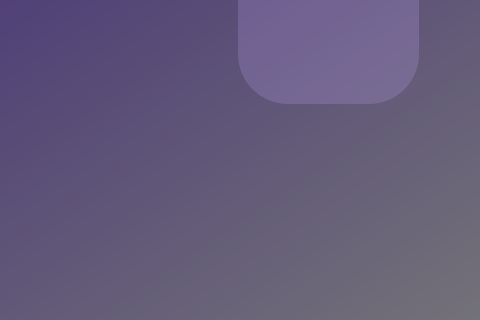
Before: the Qt Designer form cluster_qt/google.ui in Biancaa-R/Defect-analysis-of-automotive-infotainment-system-and-intelligent-rain-predictive-sunroof, drawn with Qt 5; both pictures show x 772 to 1252 and y 337 to 657 of the 1252 by 657 pixel window.
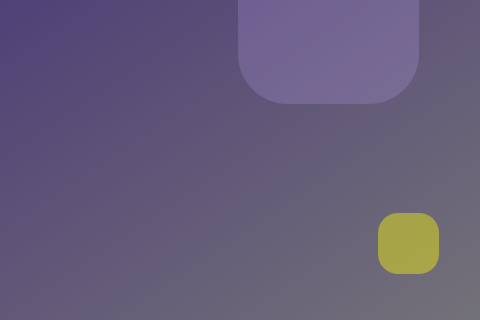
After: the same form once the commit is applied.

What changed in the file:
```diff
--- a/cluster_qt/google.ui
+++ b/cluster_qt/google.ui
@@ -580,6 +580,39 @@
      <string>docs</string>
     </property>
    </widget>
+   <widget class="QPushButton" name="menu">
+    <property name="geometry">
+     <rect>
+      <x>1170</x>
+      <y>600</y>
+      <width>61</width>
+      <height>61</height>
+     </rect>
+    </property>
+    <property name="styleSheet">
+     <string notr="true">QWidget#menu{
+background-color:rgba(255, 255, 0,0.4);
+color:rgb(255, 255, 255);
+	font: 10pt &quot;MS Shell Dlg 2&quot;;
+border-radius:20px;
+}
+QWidget#menu:hover{
+background-color:rgba(255, 255, 0,0.9);
+color:rgb(255, 255, 255);
+	font: 10pt &quot;MS Shell Dlg 2&quot;;
+border-radius:20px;
+}
+QWidget#menu:pressed{
+background-color:rgba(255, 255, 255,0.8);
+color:rgb(255, 255, 255);
+	font: 10pt &quot;MS Shell Dlg 2&quot;;
+border-radius:20px;
+}</string>
+    </property>
+    <property name="text">
+     <string/>
+    </property>
+   </widget>
   </widget>
  </widget>
  <resources>
```
